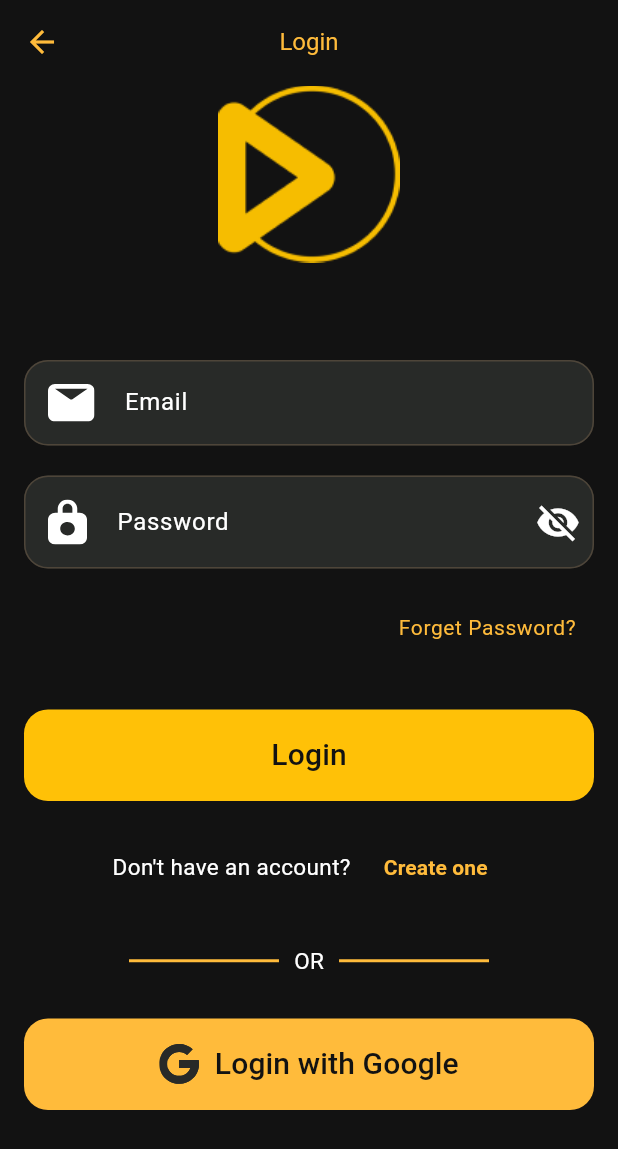
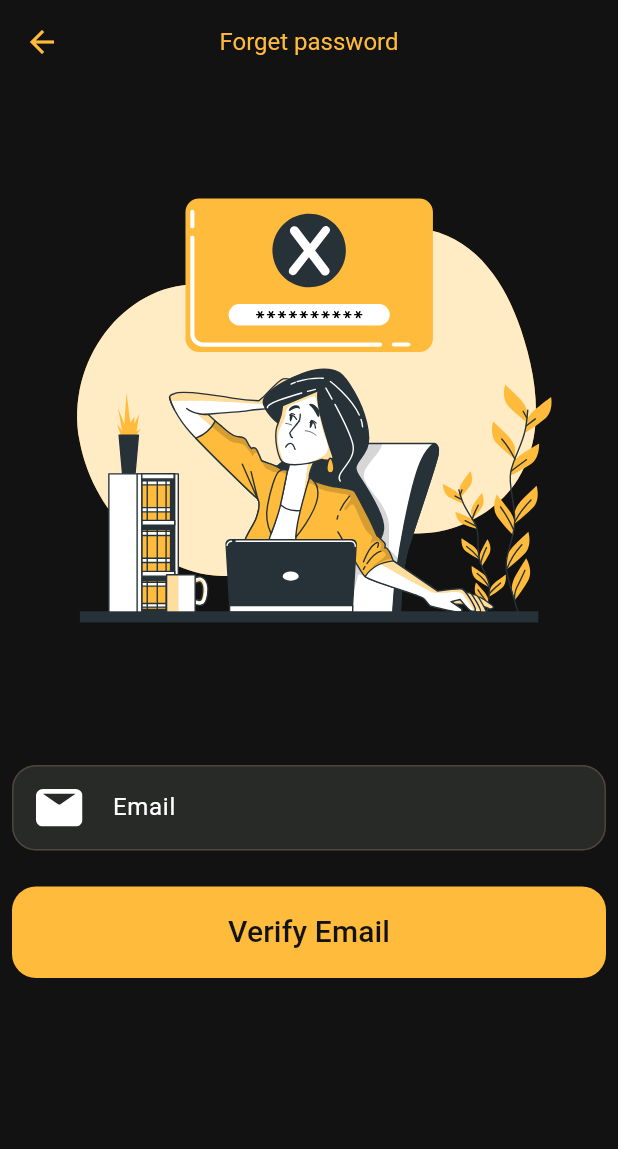
Before and after one commit to omarhassandev1/Movies_app, a Flutter app: the LoginScreen screen opened by its route, after a tap on "Forget Password?", on a phone screen of 412 x 824 dp. Shown: the top 1149 px of the screen. Run offline on Flutter 3.47's test engine with Material 3 defaults, Android fonts, the phone set to English and light mode, and no system bars; our stand-ins replace dio, flutter_bloc, flutter_svg, shared_preferences, vector_graphics; accounts and stored records are empty.

Commit message:
Forget password UI

```diff
--- a/lib/app/app_routes.dart
+++ b/lib/app/app_routes.dart
@@ -1,5 +1,8 @@
 import 'package:flutter/material.dart';
 import 'package:movies_app/features/auth/view/login/login_screen.dart';
+import '../features/auth/view/forget_password/new_password.dart';
+import '../features/auth/view/forget_password/otp.dart';
+import '../features/auth/view/forget_password/verify_email.dart';
 import '../features/auth/view/signup/signup_screen.dart';
 import '../features/onboarding/view/get_started_screen.dart';
 import '../features/onboarding/view/onboarding_screen.dart';
@@ -10,5 +13,9 @@ class AppRoutes {
     SignUpScreen.routeName : (context) => const SignUpScreen(),
     OnboardingScreen.routeName : (context) => const OnboardingScreen(),
     GetStartedScreen.routeName : (context) => const GetStartedScreen(),
+    VerifyEmailScreen.routeName : (context) => const VerifyEmailScreen(),
+    OTPScreen.routeName : (context) => const OTPScreen(),
+    NewPassword.routeName : (context) => const NewPassword(),
+
   };
 }
--- /dev/null
+++ b/lib/features/auth/view/forget_password/verify_email.dart
@@ -0,0 +1,35 @@
+import 'package:flutter/material.dart';
+import 'package:movies_app/common/widgets/custom_main_button.dart';
+import 'package:movies_app/common/widgets/custom_textfield.dart';
+
+import '../../../../gen/assets.gen.dart';
+import 'otp.dart';
+
+class VerifyEmailScreen extends StatelessWidget {
+  const VerifyEmailScreen({super.key});
+
+  static const String routeName = 'verifyEmail';
+
+  @override
+  Widget build(BuildContext context) {
+    return Scaffold(
+      appBar: AppBar(
+        title: const Text('Forget password'),
+      ),
+
+      body: Padding(
+        padding: const EdgeInsets.symmetric(horizontal: 8.0),
+        child: Column(
+          spacing: 24,
+          children: [
+            Assets.onboardingAuth.forgetPassword.forgerPassword.svg(),
+            CustomTextField(prefixIcon: Assets.onboardingAuth.icons.email.svg(),hintText: 'Email',),
+            CustomMainButton(onPressed: (){
+              Navigator.of(context).pushNamed(OTPScreen.routeName);
+            }, text: 'Verify Email')
+          ],
+        ),
+      ),
+    );
+  }
+}
--- a/lib/features/auth/view/login/login_screen.dart
+++ b/lib/features/auth/view/login/login_screen.dart
@@ -7,6 +7,7 @@ import 'package:movies_app/features/auth/view/signup/signup_screen.dart';
 import '../../../../gen/assets.gen.dart';
 import '../../cubit/auth_cubit.dart';
 import '../../cubit/auth_state.dart';
+import '../forget_password/verify_email.dart';
 
 class LoginScreen extends StatelessWidget {
   const LoginScreen({super.key});
@@ -77,7 +78,9 @@ class LoginScreen extends StatelessWidget {
                     mainAxisAlignment: MainAxisAlignment.end,
                     children: [
                       TextButton(
-                        onPressed: () {},
+                        onPressed: () {
+                          Navigator.of(context).pushNamed(VerifyEmailScreen.routeName);
+                        },
                         child: Text(
                           'Forget Password?',
                           style: Theme.of(context).textTheme.bodySmall!
```
Also changed, not shown: lib/features/auth/view/forget_password/new_password.dart (added, +39 -0 lines), lib/features/auth/view/forget_password/otp.dart (added, +35 -0 lines), pubspec.lock, 1 other file.
